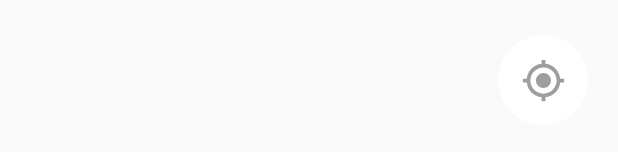
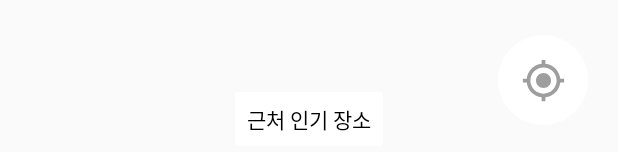
Before and after one commit to Nongdanggong/MNS, an Android app: the layout fragment_map.xml on its own in the app's theme, with its tools: preview values and no code run, on a phone screen of 412 x 824 dp. Shown: the part 1081-1233 px from the top of the screen. Run offline under Robolectric (Android 15) with nearby library versions, the phone set to English and light mode, and no system bars.

Commit message:
디자인 일부 수정, 슬라이딩 드로어 추가

```diff
--- a/app/src/main/res/layout/activity_main.xml
+++ b/app/src/main/res/layout/activity_main.xml
@@ -24,7 +24,7 @@
             android:layout_width="match_parent"
             android:layout_height="match_parent"
             app:defaultNavHost="true"
-            app:navGraph="@navigation/app_nav" />
+            app:navGraph="@navigation/app_nav"/>
 
     </FrameLayout>
 
--- a/app/src/main/res/layout/fragment_map.xml
+++ b/app/src/main/res/layout/fragment_map.xml
@@ -1,21 +1,22 @@
 <?xml version="1.0" encoding="utf-8"?>
-<RelativeLayout xmlns:android="http://schemas.android.com/apk/res/android"
+<LinearLayout xmlns:android="http://schemas.android.com/apk/res/android"
     xmlns:app="http://schemas.android.com/apk/res-auto"
     xmlns:tools="http://schemas.android.com/tools"
     android:layout_width="match_parent"
     android:layout_height="match_parent"
     android:layout_marginTop="?android:actionBarSize"
-    tools:context=".Fragment.MapFragment">
+    tools:context=".Fragment.MapFragment"
+    android:orientation="vertical">
 
     <RelativeLayout
         android:layout_width="match_parent"
-        android:layout_height="match_parent">
+        android:layout_height="match_parent"
+        >
 
         <FrameLayout
             android:id="@+id/map_view"
             android:layout_width="match_parent"
-            android:layout_height="match_parent">
-        </FrameLayout>
+            android:layout_height="match_parent"></FrameLayout>
 
 <!--        <ImageButton-->
 <!--            android:id="@+id/iV_markerOnOff"-->
@@ -39,6 +40,37 @@
             android:background="@drawable/round_gps_button"
             android:src="@drawable/ic_my_location_black"
             app:tint="#9E9E9E" />
+
+        <SlidingDrawer
+            android:layout_width="match_parent"
+            android:layout_height="wrap_content"
+
+            android:content="@+id/content"
+            android:handle="@+id/handle">
+
+            <Button
+                android:id="@+id/handle"
+                android:layout_width="wrap_content"
+                android:layout_height="wrap_content"
+                android:layout_below="@id/map"
+                android:backgroundTint="@color/white"
+                android:text="근처 인기 장소"
+                android:textColor="@color/black"></Button>
+
+            <LinearLayout
+                android:id="@+id/content"
+                android:layout_width="match_parent"
+                android:layout_height="wrap_content">
+
+                <ImageView
+                    android:layout_width="wrap_content"
+                    android:layout_height="wrap_content"
+                    android:layout_weight="1"
+                    android:src="@drawable/img_3"></ImageView>
+            </LinearLayout>
+        </SlidingDrawer>
+
     </RelativeLayout>
 
-</RelativeLayout>
+
+</LinearLayout>
--- a/app/src/main/res/layout/nav_header.xml
+++ b/app/src/main/res/layout/nav_header.xml
@@ -10,7 +10,7 @@
         android:layout_width="70dp"
         android:layout_height="70dp"
         android:layout_marginTop="50dp"
-        android:src="@drawable/ic_user"
+        android:src="@drawable/account"
         app:layout_constraintStart_toStartOf="parent"
         app:layout_constraintEnd_toEndOf="parent"
         app:layout_constraintTop_toTopOf="parent" />
```
Also changed, not shown: app/src/main/res/layout/drawer_toolbar.xml (+3 -4 lines), app/src/main/res/menu/menu_toolbar_drawer.xml (+7 -3 lines).
